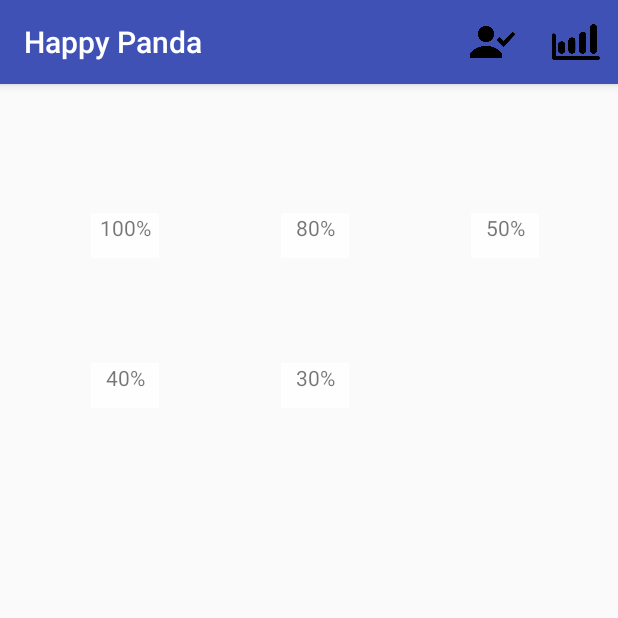
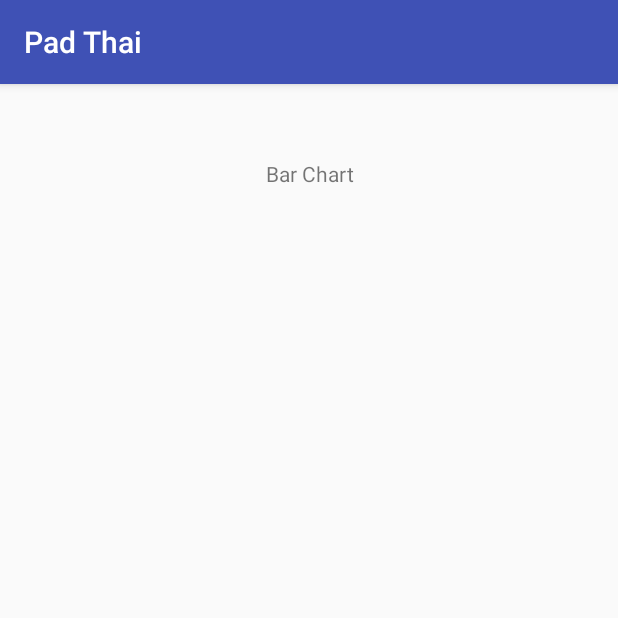
Before and after one commit to sabres207/happy-panda-client, an Android app: the screen it shows after launch (MainActivity before the commit, DishActivity after it), after a tap on an icon or button, on a phone screen of 412 x 824 dp, the top half of it. Run offline under Robolectric (Android 15) with nearby library versions, the phone set to English and light mode, and no system bars; pictures from the network do not load.

Commit message:
Dish actvity.

```diff
--- a/app/src/main/AndroidManifest.xml
+++ b/app/src/main/AndroidManifest.xml
@@ -19,6 +19,7 @@
 			</intent-filter>
 		</activity>
 		<activity android:name=".ProfileActivity"/>
+		<activity android:name=".DishActivity"/>
 	</application>
 
 
--- a/app/src/main/java/happy_panda/client/Dish.java
+++ b/app/src/main/java/happy_panda/client/Dish.java
@@ -1,17 +1,22 @@
 package happy_panda.client;
+
+import java.io.Serializable;
 
 /**
  * Created by alik on 8/12/16.
  */
-public class Dish {
+public class Dish implements Serializable{
 	public String thumbnail;
 	public int score;
+	public String name;
 
 	public Dish() {
 	}
 
-	public Dish(String thumbnail, int score) {
+	public Dish(String thumbnail, int score, String name) {
 		this.thumbnail = thumbnail;
 		this.score = score;
+		this.name = name;
 	}
+
 }
--- /dev/null
+++ b/app/src/main/java/happy_panda/client/DishActivity.java
@@ -0,0 +1,54 @@
+package happy_panda.client;
+
+import android.content.Context;
+import android.content.Intent;
+import android.os.Bundle;
+import android.support.v7.app.AppCompatActivity;
+import android.support.v7.widget.GridLayoutManager;
+import android.support.v7.widget.RecyclerView;
+import android.view.Menu;
+import android.view.MenuItem;
+import android.widget.Toast;
+
+import java.io.Serializable;
+//import android.widget.ProgressBar;
+
+public class DishActivity extends AppCompatActivity {
+
+
+	@Override
+	protected void onCreate(Bundle savedInstanceState) {
+		super.onCreate(savedInstanceState);
+
+		setContentView(R.layout.dish);
+		setTitle(getIntent().getDish().name);
+//		progressBar = (ProgressBar) findViewById(R.id.progressBar);
+//        progressBar.setVisibility(View.GONE);
+
+	}
+
+	@Override
+	public Intent getIntent() {
+		android.content.Intent intent = super.getIntent();
+		if (!(intent instanceof Intent)) {
+			intent = new Intent(intent);
+			setIntent(intent);
+		}
+		return (Intent) intent;
+	}
+
+	public static class Intent extends android.content.Intent {
+		public Intent(Context context, Dish dish) {
+			super(context, DishActivity.class);
+			putExtra("DISH", dish);
+		}
+
+		public Intent(android.content.Intent intent) {
+			super(intent);
+		}
+		public Dish getDish() {
+			return (Dish) getSerializableExtra("DISH");
+		}
+	}
+
+}
--- a/app/src/main/java/happy_panda/client/MainActivity.java
+++ b/app/src/main/java/happy_panda/client/MainActivity.java
@@ -46,11 +46,11 @@ public class MainActivity extends AppCompatActivity {
 		recyclerView.setAdapter(adapter);
 
 		adapter = new MyAdapter(new Dish[]{
-				new Dish("http://www.peta.org/wp-content/uploads/2014/03/vegan-pad-thai-e1429117378854.jpg", 100),
-				new Dish("http://www.peta.org/wp-content/uploads/2014/03/vegan-pad-thai-e1429117378854.jpg", 80),
-				new Dish("http://www.peta.org/wp-content/uploads/2014/03/vegan-pad-thai-e1429117378854.jpg", 50),
-				new Dish("http://www.peta.org/wp-content/uploads/2014/03/vegan-pad-thai-e1429117378854.jpg", 40),
-				new Dish("http://www.peta.org/wp-content/uploads/2014/03/vegan-pad-thai-e1429117378854.jpg", 30)
+				new Dish("http://www.peta.org/wp-content/uploads/2014/03/vegan-pad-thai-e1429117378854.jpg", 100, "Pad Thai"),
+				new Dish("http://www.peta.org/wp-content/uploads/2014/03/vegan-pad-thai-e1429117378854.jpg", 80, "Pad Thai"),
+				new Dish("http://www.peta.org/wp-content/uploads/2014/03/vegan-pad-thai-e1429117378854.jpg", 50, "Pad Thai"),
+				new Dish("http://www.peta.org/wp-content/uploads/2014/03/vegan-pad-thai-e1429117378854.jpg", 40, "Pad Thai"),
+				new Dish("http://www.peta.org/wp-content/uploads/2014/03/vegan-pad-thai-e1429117378854.jpg", 30, "Pad Thai")
 		});
 		recyclerView.setAdapter(adapter);
 
--- a/app/src/main/java/happy_panda/client/MyAdapter.java
+++ b/app/src/main/java/happy_panda/client/MyAdapter.java
@@ -57,7 +57,9 @@ public class MyAdapter extends RecyclerView.Adapter<MyAdapter.ViewHolder> {
 		v.setOnClickListener(new View.OnClickListener() {
 			@Override
 			public void onClick(View view) {
-				Toast.makeText(parent.getContext(), "Clicked item", Toast.LENGTH_SHORT).show();
+//				Toast.makeText(parent.getContext(), "Clicked item", Toast.LENGTH_SHORT).show();
+				DishActivity.Intent intent = new DishActivity.Intent(view.getContext(), vh.dish);
+				view.getContext().startActivity(intent);
 			}
 		});
 
--- /dev/null
+++ b/app/src/main/res/layout/dish.xml
@@ -0,0 +1,18 @@
+<?xml version="1.0" encoding="utf-8"?>
+<LinearLayout xmlns:android="http://schemas.android.com/apk/res/android"
+			  android:layout_width="match_parent"
+			  android:layout_height="match_parent"
+			  android:layout_margin="10dp"
+			  android:orientation="vertical">
+
+	<ImageView
+		android:layout_width="wrap_content"
+		android:layout_height="wrap_content"/>
+
+	<TextView
+		android:layout_width="match_parent"
+		android:layout_height="100dp"
+		android:text="Bar Chart"
+		android:gravity="center"/>
+
+</LinearLayout>
```
